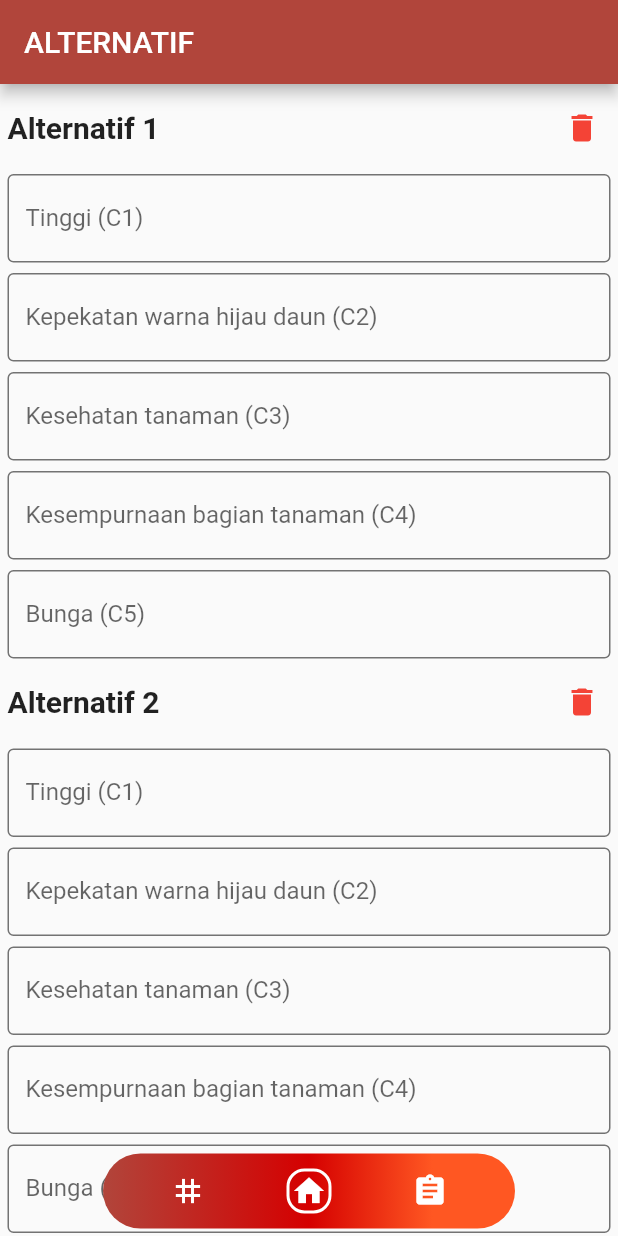
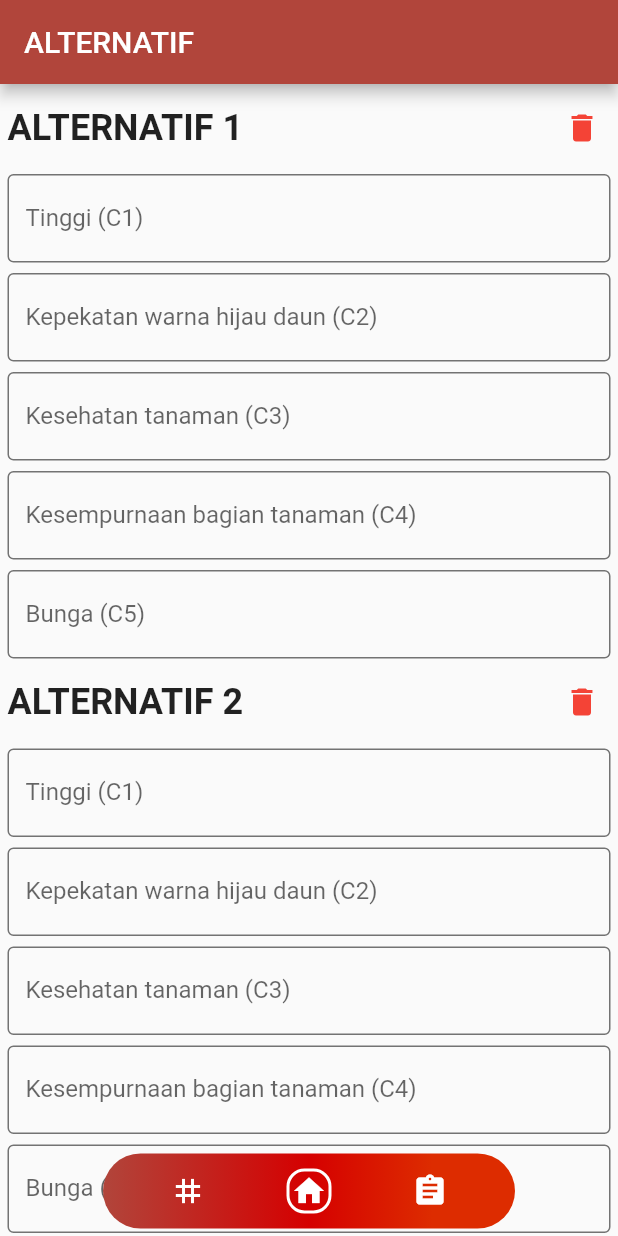
Before and after one commit to dhohirpradana/topsis_with_flutter, a Flutter app: the screen it shows after launch, on a phone screen of 412 x 824 dp. Run offline on Flutter 3.47's test engine with Material 2 defaults, Android fonts, the phone set to English and light mode, and no system bars.

```diff
--- a/lib/Pages/topsis_page.dart
+++ b/lib/Pages/topsis_page.dart
@@ -42,7 +42,7 @@ class _TopsisPageState extends State<TopsisPage> {
                       gradient: LinearGradient(colors: [
                         Color(0xffb1453b),
                         Color(0xffD50000),
-                        Color(0xffFF5722)
+                        Color(0xffDD2C00)
                       ], stops: [
                         0.0,
                         0.5,
--- a/lib/Utils/molekul/alternatif_title.dart
+++ b/lib/Utils/molekul/alternatif_title.dart
@@ -12,8 +12,8 @@ Widget alternatifTitle(context, child, i) => Wrap(
             mainAxisAlignment: MainAxisAlignment.spaceBetween,
             children: [
               Text(
-                'Alternatif ' + (i + 1).toString(),
-                style: TextStyle(fontSize: 20, fontWeight: FontWeight.w600),
+                'ALTERNATIF ' + (i + 1).toString(),
+                style: TextStyle(fontSize: 24, fontWeight: FontWeight.w600),
               ),
               Visibility(
                   visible: (topsis.length <= 1) ? false : true, child: child),
--- a/lib/Utils/molekul/snackbar.dart
+++ b/lib/Utils/molekul/snackbar.dart
@@ -3,6 +3,7 @@ import 'package:flutter/material.dart';
 void showFlushBar(BuildContext context) {
   ScaffoldMessenger.of(context).showSnackBar(
     const SnackBar(
+      duration: Duration(milliseconds: 1500),
       elevation: 2,
       content: Text('Tidak boleh kurang dari 2 data Alternatif'),
     ),
```
Also changed, not shown: lib/Utils/molekul/widget_hasil_page.dart (+15 -12 lines).
